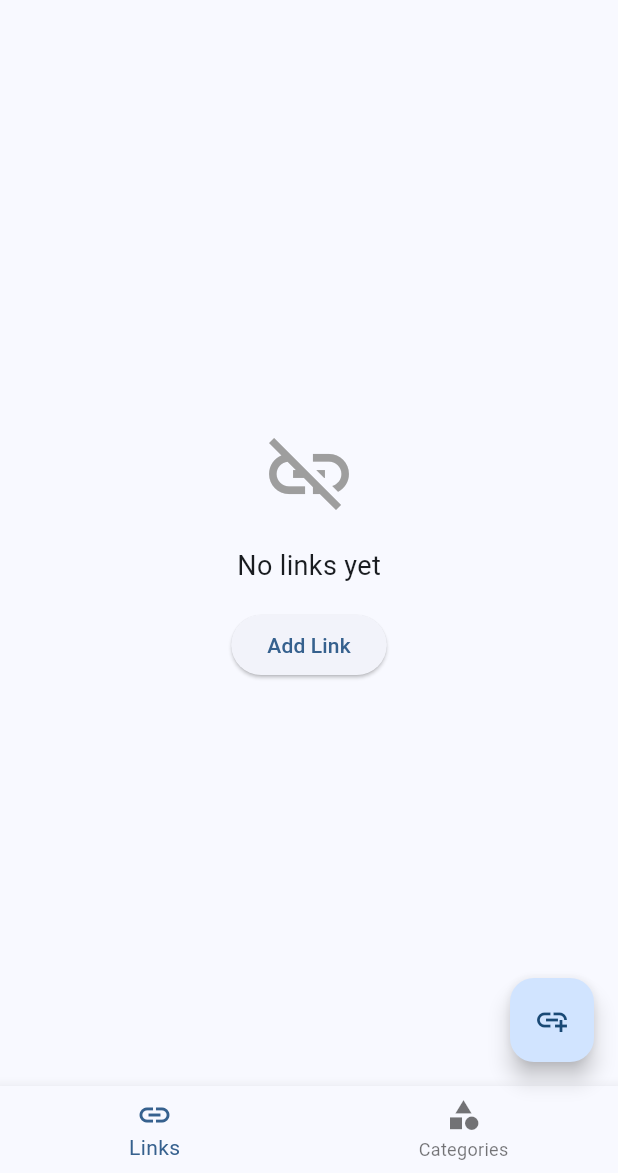
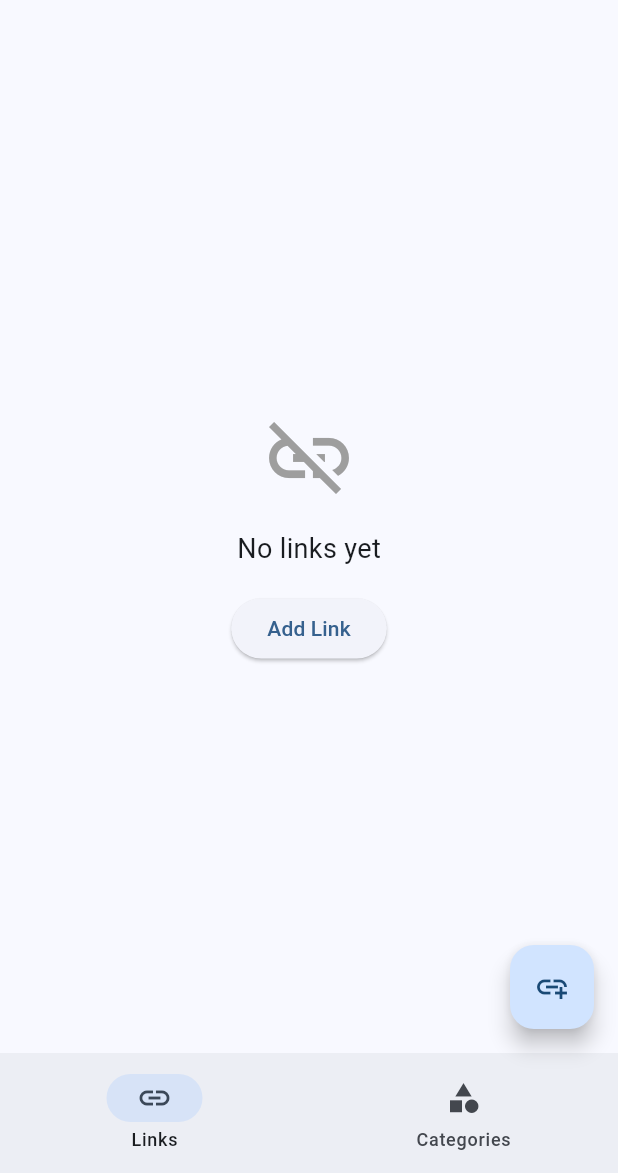
Before and after one commit to abeelgetahun/Link-Grab, a Flutter app: the screen it shows after launch, after a tap on "Skip", on a phone screen of 412 x 824 dp, the part 63-1236 px from its top. Run offline on Flutter 3.47's test engine with Material 3 defaults, Android fonts, the phone set to English and light mode, and no system bars; our stand-ins replace floor, flutter_riverpod, flutter_slidable, page_transition, riverpod_annotation, share_plus and 2 more; missing offline and left inert: share_handler, share_handler_platform_interface; accounts and stored records are empty; generated files the repository leaves out were written again.

Commit message:
Refactor HomeScreen to use Riverpod for state management.

```diff
--- a/lib/screens/home_screen.dart
+++ b/lib/screens/home_screen.dart
@@ -1,29 +1,45 @@
 import 'package:flutter/material.dart';
-import 'package:provider/provider.dart';
-import '../providers/category_provider.dart';
-import '../providers/link_provider.dart';
+import 'package:flutter_riverpod/flutter_riverpod.dart';
+import 'package:page_transition/page_transition.dart';
+import '../providers/providers.dart';
 import '../widgets/link_list.dart';
 import '../widgets/category_list.dart';
 import 'search_screen.dart';
-import '../utils/dialogs.dart';
+import '../utils/dialogs_riverpod.dart';
 import '../services/sharing_service.dart';
 
-class HomeScreen extends StatefulWidget {
+class HomeScreen extends ConsumerStatefulWidget {
   final String? initialSharedUrl;
 
   const HomeScreen({Key? key, this.initialSharedUrl}) : super(key: key);
 
   @override
-  State<HomeScreen> createState() => _HomeScreenState();
+  ConsumerState<HomeScreen> createState() => _HomeScreenState();
 }
 
-class _HomeScreenState extends State<HomeScreen> {
+class _HomeScreenState extends ConsumerState<HomeScreen>
+    with SingleTickerProviderStateMixin {
   int _selectedIndex = 0;
   final SharingService _sharingService = SharingService();
+
+  // Animation controller for tab switching
+  late AnimationController _animationController;
+  late Animation<double> _animation;
 
   @override
   void initState() {
     super.initState();
+
+    // Initialize animation controller
+    _animationController = AnimationController(
+      vsync: this,
+      duration: const Duration(milliseconds: 300),
+    );
+
+    _animation = CurvedAnimation(
+      parent: _animationController,
+      curve: Curves.easeInOut,
+    );
 
     // Initialize sharing service
     _sharingService.setLinkReceivedCallback(_handleReceivedLink);
@@ -46,24 +62,20 @@ class _HomeScreenState extends State<HomeScreen> {
   @override
   void dispose() {
     _sharingService.dispose();
+    _animationController.dispose();
     super.dispose();
   }
 
   Future<void> _loadData() async {
-    final categoryProvider = Provider.of<CategoryProvider>(
-      context,
-      listen: false,
-    );
-    final linkProvider = Provider.of<LinkProvider>(context, listen: false);
-
-    await categoryProvider.loadCategories();
-    await linkProvider.loadAllLinks();
+    // Load data using Riverpod providers
+    ref.read(categoriesProvider.notifier).loadCategories();
+    ref.read(linksProvider.notifier).loadAllLinks();
   }
 
   void _handleReceivedLink(String url) {
     if (!mounted) return;
 
-    Dialogs.showAddLinkDialog(context, url);
+    DialogsRiverpod.showAddLinkDialog(context, url);
   }
 
   @override
@@ -71,25 +83,52 @@ class _HomeScreenState extends State<HomeScreen> {
     return Scaffold(
       appBar: AppBar(
         title: const Text('Link Grab'),
+        elevation: 0,
+        scrolledUnderElevation: 2,
         actions: [
           IconButton(
             icon: const Icon(Icons.search),
             onPressed: () {
               Navigator.push(
                 context,
-                MaterialPageRoute(builder: (context) => const SearchScreen()),
+                PageTransition(
+                  type: PageTransitionType.rightToLeft,
+                  child: const SearchScreen(),
+                  duration: const Duration(milliseconds: 250),
+                  reverseDuration: const Duration(milliseconds: 250),
+                ),
               );
             },
           ),
         ],
       ),
-      body: _buildBody(),
-      bottomNavigationBar: BottomNavigationBar(
-        currentIndex: _selectedIndex,
-        onTap: _onItemTapped,
-        items: const [
-          BottomNavigationBarItem(icon: Icon(Icons.link), label: 'Links'),
-          BottomNavigationBarItem(
+      body: Stack(
+        children: [
+          // Link List (index 0)
+          Opacity(
+            opacity: _selectedIndex == 0 ? 1.0 : 0.0,
+            child: IgnorePointer(
+              ignoring: _selectedIndex != 0,
+              child: const LinkList(),
+            ),
+          ),
+
+          // Category List (index 1)
+          Opacity(
+            opacity: _selectedIndex == 1 ? 1.0 : 0.0,
+            child: IgnorePointer(
+              ignoring: _selectedIndex != 1,
+              child: const CategoryList(),
+            ),
+          ),
+        ],
+      ),
+      bottomNavigationBar: NavigationBar(
+        selectedIndex: _selectedIndex,
+        onDestinationSelected: _onItemTapped,
+        destinations: const [
+          NavigationDestination(icon: Icon(Icons.link), label: 'Links'),
+          NavigationDestination(
             icon: Icon(Icons.category),
             label: 'Categories',
           ),
@@ -98,32 +137,37 @@ class _HomeScreenState extends State<HomeScreen> {
       floatingActionButton: FloatingActionButton(
         onPressed: () {
           if (_selectedIndex == 0) {
-            Dialogs.showAddLinkDialog(context, '');
+            DialogsRiverpod.showAddLinkDialog(context, '');
           } else {
-            Dialogs.showAddCategoryDialog(context);
+            DialogsRiverpod.showAddCategoryDialog(context);
           }
         },
-        child: Icon(
-          _selectedIndex == 0 ? Icons.add_link : Icons.create_new_folder,
+        child: AnimatedSwitcher(
+          duration: const Duration(milliseconds: 300),
+          transitionBuilder: (Widget child, Animation<double> animation) {
+            return ScaleTransition(scale: animation, child: child);
+          },
+          child: Icon(
+            _selectedIndex == 0 ? Icons.add_link : Icons.create_new_folder,
+            key: ValueKey<int>(_selectedIndex),
+          ),
         ),
       ),
     );
   }
 
-  Widget _buildBody() {
-    switch (_selectedIndex) {
-      case 0:
-        return const LinkList();
-      case 1:
-        return const CategoryList();
-      default:
-        return const Center(child: Text('Something went wrong!'));
-    }
-  }
+  void _onItemTapped(int index) {
+    if (index == _selectedIndex) return;
 
-  void _onItemTapped(int index) {
     setState(() {
       _selectedIndex = index;
     });
+
+    // Run animation when tab changes
+    if (index == 1) {
+      _animationController.forward();
+    } else {
+      _animationController.reverse();
+    }
   }
 }
```
